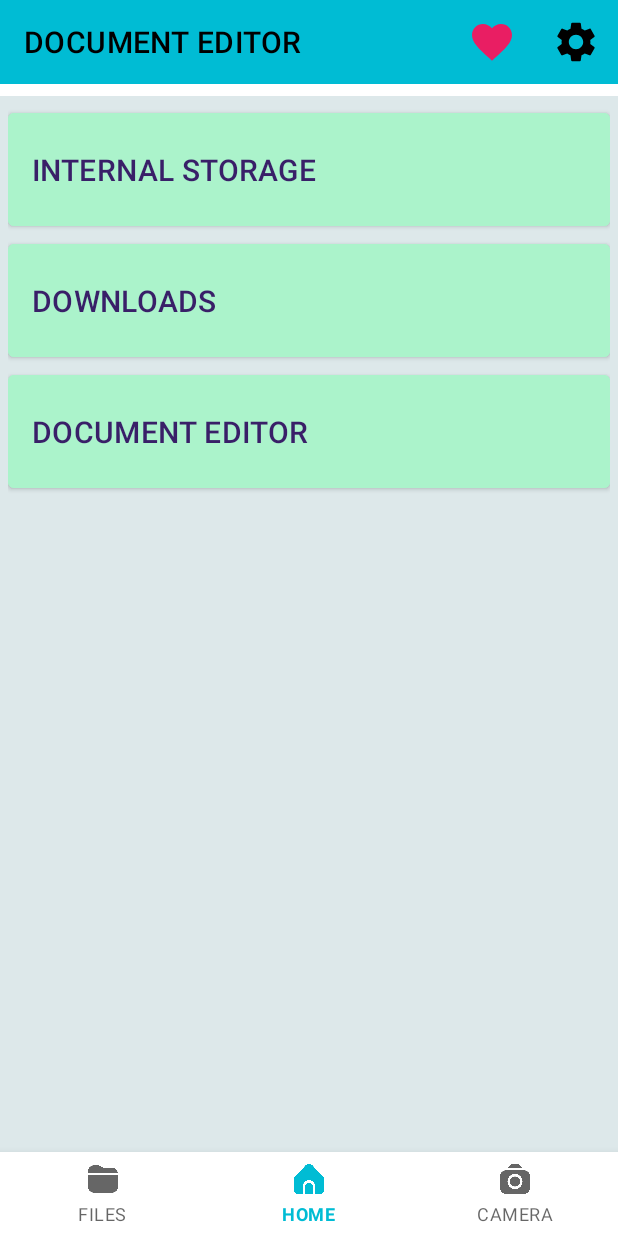
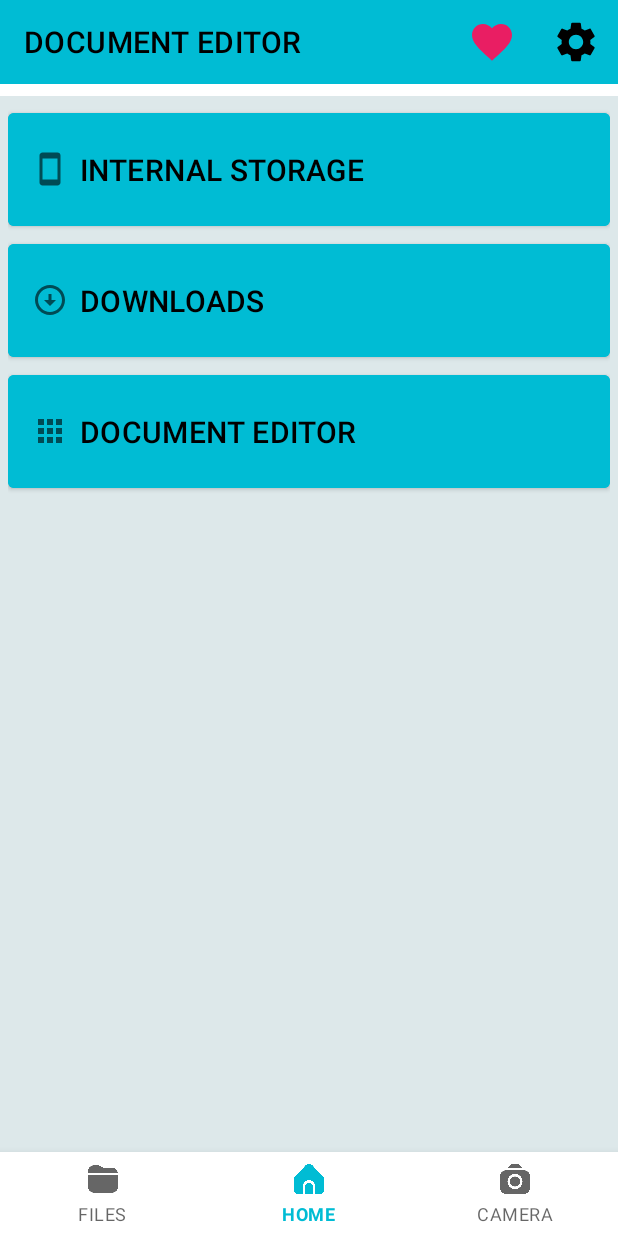
Before and after one commit to pratikbs2002/Document-Editor, an Android app: the fragment filesFragment placed in its activity, on a phone screen of 412 x 824 dp. Run offline under Robolectric (Android 15) with nearby library versions, the light colour scheme and no system bars.

Commit message:
add icon on file section buttons

```diff
--- /dev/null
+++ b/NAVIGATIONBOTTOMPRACTICE/app/src/main/res/drawable/ic_baseline_downloads.xml
@@ -0,0 +1,10 @@
+<vector xmlns:android="http://schemas.android.com/apk/res/android"
+    android:width="24dp"
+    android:height="24dp"
+    android:viewportWidth="24"
+    android:viewportHeight="24"
+    android:tint="?attr/colorControlNormal">
+  <path
+      android:fillColor="@android:color/white"
+      android:pathData="M12,4c4.41,0 8,3.59 8,8s-3.59,8 -8,8s-8,-3.59 -8,-8S7.59,4 12,4M12,2C6.48,2 2,6.48 2,12c0,5.52 4.48,10 10,10c5.52,0 10,-4.48 10,-10C22,6.48 17.52,2 12,2L12,2zM13,12l0,-4h-2l0,4H8l4,4l4,-4H13z"/>
+</vector>
--- /dev/null
+++ b/NAVIGATIONBOTTOMPRACTICE/app/src/main/res/drawable/ic_baseline_doxument_editor.xml
@@ -0,0 +1,10 @@
+<vector xmlns:android="http://schemas.android.com/apk/res/android"
+    android:width="24dp"
+    android:height="24dp"
+    android:viewportWidth="24"
+    android:viewportHeight="24"
+    android:tint="?attr/colorControlNormal">
+  <path
+      android:fillColor="@android:color/white"
+      android:pathData="M4,8h4L8,4L4,4v4zM10,20h4v-4h-4v4zM4,20h4v-4L4,16v4zM4,14h4v-4L4,10v4zM10,14h4v-4h-4v4zM16,4v4h4L20,4h-4zM10,8h4L14,4h-4v4zM16,14h4v-4h-4v4zM16,20h4v-4h-4v4z"/>
+</vector>
--- /dev/null
+++ b/NAVIGATIONBOTTOMPRACTICE/app/src/main/res/drawable/ic_baseline_internal_storage.xml
@@ -0,0 +1,10 @@
+<vector xmlns:android="http://schemas.android.com/apk/res/android"
+    android:width="24dp"
+    android:height="24dp"
+    android:viewportWidth="24"
+    android:viewportHeight="24"
+    android:tint="?attr/colorControlNormal">
+  <path
+      android:fillColor="@android:color/white"
+      android:pathData="M17,1.01L7,1c-1.1,0 -2,0.9 -2,2v18c0,1.1 0.9,2 2,2h10c1.1,0 2,-0.9 2,-2V3c0,-1.1 -0.9,-1.99 -2,-1.99zM17,19H7V5h10v14z"/>
+</vector>
--- a/NAVIGATIONBOTTOMPRACTICE/app/src/main/res/layout/fragment_filesfragment.xml
+++ b/NAVIGATIONBOTTOMPRACTICE/app/src/main/res/layout/fragment_filesfragment.xml
@@ -20,40 +20,43 @@
 
         <Button
             android:id="@+id/btnInternalStorage"
+            android:drawableLeft="@drawable/ic_baseline_internal_storage"
             android:layout_width="match_parent"
             android:layout_height="0dp"
             android:layout_weight="1"
             android:letterSpacing="0.01"
             android:text="@string/internal_storage"
             android:textAlignment="textStart"
-            android:backgroundTint="@color/folders"
-            android:textColor="#391F68"
+            android:backgroundTint="@color/personal"
+            android:textColor="@color/black"
             android:textSize="20sp"
             android:focusable="true"/>
 
         <Button
             android:id="@+id/btnDownloads"
+            android:drawableLeft="@drawable/ic_baseline_downloads"
             android:layout_width="match_parent"
             android:layout_height="0dp"
             android:layout_weight="1"
             android:letterSpacing="0.01"
             android:text="@string/downloads"
             android:textAlignment="textStart"
-            android:backgroundTint="@color/folders"
-            android:textColor="#391F68"
+            android:backgroundTint="@color/personal"
+            android:textColor="@color/black"
             android:textSize="20sp"
             android:focusable="true"/>
 
         <Button
             android:id="@+id/btnAppFolder"
+            android:drawableLeft="@drawable/ic_baseline_doxument_editor"
             android:layout_width="match_parent"
             android:layout_height="0dp"
             android:layout_weight="1"
             android:letterSpacing="0.01"
             android:text="@string/document_editor"
             android:textAlignment="textStart"
-            android:backgroundTint="@color/folders"
-            android:textColor="#391F68"
+            android:backgroundTint="@color/personal"
+            android:textColor="@color/black"
             android:textSize="20sp"
             android:focusable="true"/>
 
```
